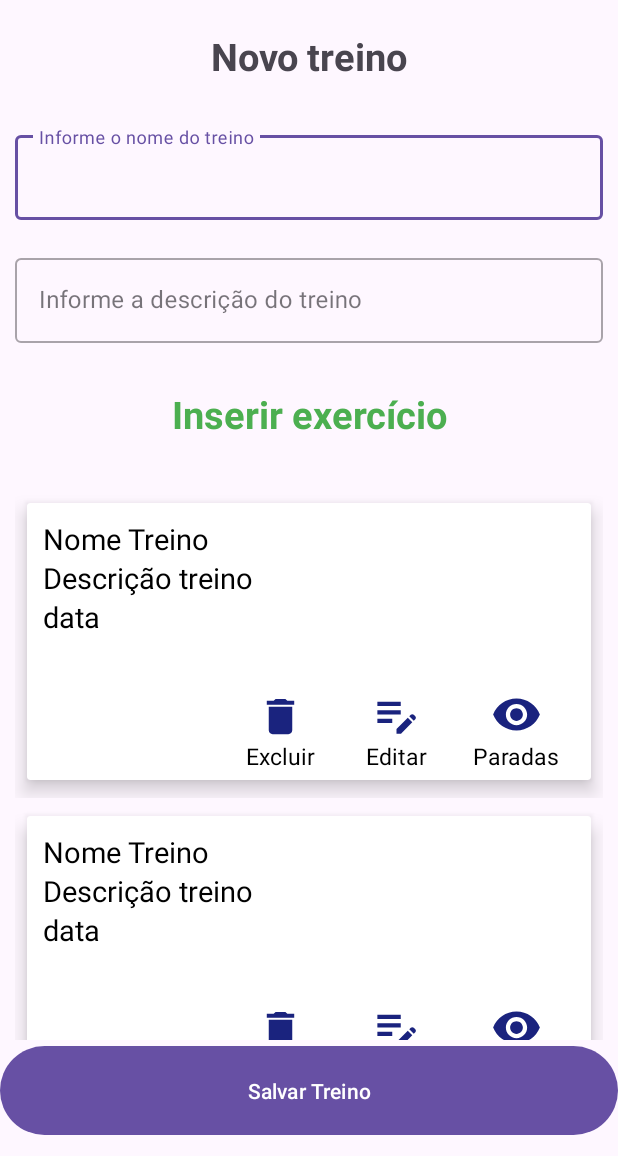
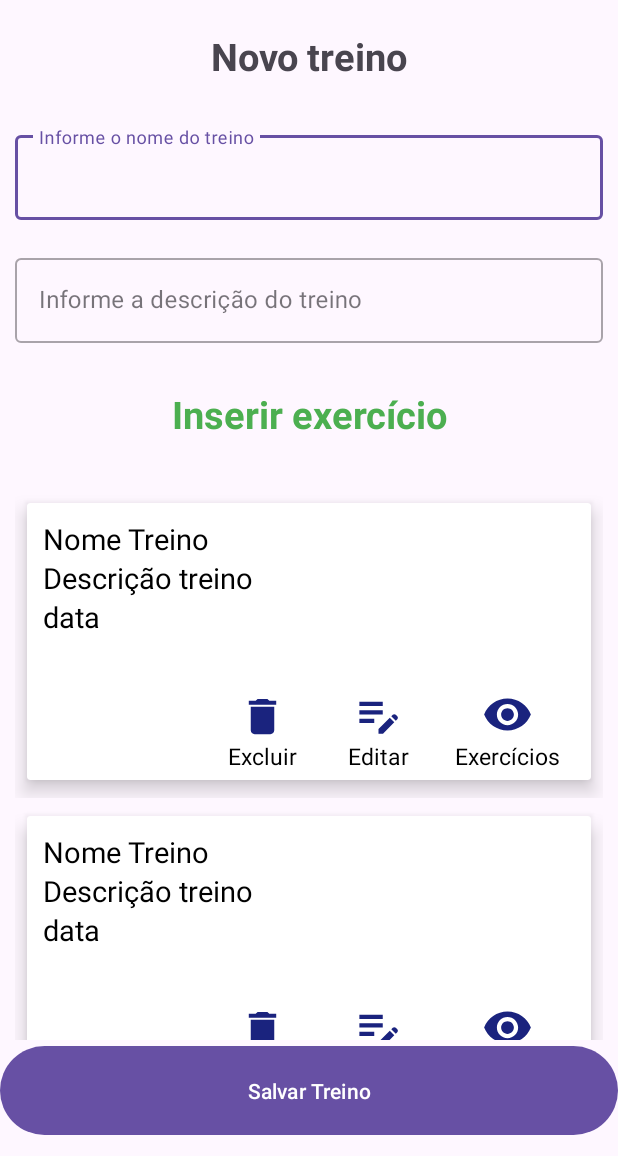
Before and after one commit to luizsfl/MyTrainingProj, an Android app: the layout fragment_new_traning.xml on its own in the app's theme, with its tools: preview values and no code run, on a phone screen of 412 x 824 dp, the part 80-1236 px from its top. Run offline under Robolectric (Android 15) with nearby library versions, the phone set to English and light mode, and no system bars.

Commit message:
Ajuste no layout e novas string

```diff
--- a/app/src/main/java/com/gym/mytraining/presentation/traning/TrainingFragment.kt
+++ b/app/src/main/java/com/gym/mytraining/presentation/traning/TrainingFragment.kt
@@ -18,6 +18,7 @@ import com.gym.mytraining.R
 import com.gym.mytraining.databinding.FragmentTraningBinding
 import com.gym.mytraining.domain.model.Training
 import com.gym.mytraining.presentation.adapter.TrainingAdapter
+import com.gym.mytraining.presentation.newTraning.NewTrainingFragment
 import com.gym.mytraining.presentation.viewState.ViewStateTraining
 import org.koin.androidx.viewmodel.ext.android.viewModel
 
@@ -98,8 +99,8 @@ class TrainingFragment : Fragment() {
         }
 
         rotaAdapter.onItemClickEditar = {
-//            val action =  ListaEntregaRotaFragmentDirections.actionListaEntregaRotaFragmentToDadosVeiculoFragment(2,it)
-//            findNavController().navigate(action)
+            val action =  TrainingFragmentDirections.actionTraningFragmentToNewTraningFragment(it,NewTrainingFragment.TypeOperation.EDIT)
+            findNavController().navigate(action)
         }
 
         rotaAdapter.onItemClickExcluir = {
--- a/app/src/main/res/layout/fragment_exercise.xml
+++ b/app/src/main/res/layout/fragment_exercise.xml
@@ -82,7 +82,7 @@
             android:layout_marginTop="10dp"
             android:layout_marginStart="10dp"
             android:layout_marginEnd="10dp"
-            app:layout_constraintBottom_toTopOf="@+id/fa_new_entrega_rota"
+            app:layout_constraintBottom_toTopOf="@+id/fa_new_exercise"
             app:layout_constraintStart_toStartOf="parent"
             app:layout_constraintTop_toBottomOf="@+id/txt_titulo"
             tools:itemCount="5"
--- a/app/src/main/res/layout/fragment_new_traning.xml
+++ b/app/src/main/res/layout/fragment_new_traning.xml
@@ -54,10 +54,10 @@
             </androidx.constraintlayout.widget.ConstraintLayout>
 
             <TextView
-                android:id="@+id/textView"
+                android:id="@+id/tvTitleTraining"
                 android:layout_width="match_parent"
                 android:layout_height="wrap_content"
-                android:text="Novo treino"
+                android:text="@string/title_screen_training"
                 android:gravity="center"
                 android:textSize="25dp"
                 android:textStyle="bold"
@@ -78,7 +78,7 @@
                     android:id="@+id/tiNome"
                     android:layout_width="match_parent"
                     android:layout_height="wrap_content"
-                    android:hint="Informe o nome do treino"
+                    android:hint="@string/ti_hint_name_training"
                     android:inputType="text"
                     />
             </com.google.android.material.textfield.TextInputLayout>
@@ -87,7 +87,7 @@
                 android:layout_width="match_parent"
                 android:layout_height="wrap_content"
                 android:layout_margin="10dp"
-                android:hint="Informe a descrição do treino"
+                android:hint="@string/ti_hint_description_training"
                 style="@style/Widget.MaterialComponents.TextInputLayout.OutlinedBox">
 
                 <com.google.android.material.textfield.TextInputEditText
@@ -104,7 +104,7 @@
                 android:id="@+id/tv_insert_exercise"
                 android:layout_width="match_parent"
                 android:layout_height="wrap_content"
-                android:text="Inserir exercício"
+                android:text="@string/ti_insert_new_exercise"
                 android:gravity="center"
                 android:textSize="25dp"
                 android:textStyle="bold"
@@ -137,7 +137,7 @@
             app:layout_constraintBottom_toBottomOf="parent"
             android:layout_marginBottom="10dp"
             android:padding="20dp"
-            android:text="Salvar Treino"
+            tools:text="Salvar Treino"
             />
 
         <ImageView
@@ -145,8 +145,7 @@
             android:layout_width="match_parent"
             android:layout_height="wrap_content"
             android:background="@drawable/loading"
-            android:contentDescription="Carregamdp"
-            android:paddingStart="80dp"
+            android:contentDescription="@string/loading"
             android:layout_marginStart="20dp"
             android:visibility="gone"
             android:layout_marginEnd="20dp"
--- a/app/src/main/res/layout/item_training.xml
+++ b/app/src/main/res/layout/item_training.xml
@@ -2,7 +2,8 @@
 <androidx.constraintlayout.widget.ConstraintLayout xmlns:android="http://schemas.android.com/apk/res/android"
     xmlns:app="http://schemas.android.com/apk/res-auto"
     android:layout_width="match_parent"
-    android:layout_height="wrap_content">
+    android:layout_height="wrap_content"
+    xmlns:tools="http://schemas.android.com/tools">
 
     <androidx.cardview.widget.CardView
         app:cardUseCompatPadding="true"
@@ -45,21 +46,21 @@
                         android:id="@+id/title"
                         android:layout_width="match_parent"
                         android:layout_height="wrap_content"
-                        android:text="Nome Treino"
+                        tools:text="Nome Treino"
                         android:textColor="#000"
                         android:textSize="19sp" />
                     <TextView
                         android:id="@+id/description"
                         android:layout_width="match_parent"
                         android:layout_height="wrap_content"
-                        android:text="Descrição treino"
+                        tools:text="Descrição treino"
                         android:textColor="#000"
                         android:textSize="19sp" />
                     <TextView
                         android:id="@+id/date"
                         android:layout_width="match_parent"
                         android:layout_height="wrap_content"
-                        android:text="data"
+                        tools:text="data"
                         android:textColor="#000"
                         android:textSize="19sp" />
 
@@ -83,17 +84,19 @@
                         android:paddingStart="15dp"
                         android:paddingEnd="15dp"
                         >
+
                         <ImageView
                             android:id="@+id/iv_visualizar"
                             android:layout_width="34dp"
                             android:layout_height="34dp"
                             app:srcCompat="@drawable/ic_visibility_24"
-                            />
+                            android:contentDescription="@string/tv_exercise" />
+
                         <TextView
                             android:id="@+id/txt_visualizar"
                             android:layout_width="wrap_content"
                             android:layout_height="wrap_content"
-                            android:text="Paradas"
+                            android:text="@string/tv_exercise"
                             android:textColor="#000"
                             android:textSize="15sp" />
                     </LinearLayout>
@@ -114,14 +117,17 @@
                             android:layout_width="34dp"
                             android:layout_height="34dp"
                             app:srcCompat="@drawable/ic_edit_24"
+                            android:contentDescription="@string/tv_edite"
                             />
+
                         <TextView
                             android:id="@+id/txt_editar"
                             android:layout_width="wrap_content"
                             android:layout_height="wrap_content"
-                            android:text="Editar"
+                            android:text="@string/tv_edite"
                             android:textColor="#000"
                             android:textSize="15sp" />
+
                     </LinearLayout>
 
                     <LinearLayout
@@ -141,12 +147,14 @@
                             android:id="@+id/iv_excluir"
                             android:layout_width="34dp"
                             android:layout_height="31dp"
-                            app:srcCompat="@drawable/ic_baseline_delete_24" />
+                            app:srcCompat="@drawable/ic_baseline_delete_24"
+                            android:contentDescription="@string/tv_delete" />
+
                         <TextView
                             android:id="@+id/txt_excluir"
                             android:layout_width="wrap_content"
                             android:layout_height="wrap_content"
-                            android:text="Excluir"
+                            android:text="@string/tv_delete"
                             android:textColor="#000"
                             android:textSize="15sp" />
                     </LinearLayout>
--- a/app/src/main/res/values/strings.xml
+++ b/app/src/main/res/values/strings.xml
@@ -16,4 +16,19 @@
     <string name="confirm_delet">"Deseja realmente excluir %1$s? "</string>
     <string name="yes">Sim</string>
     <string name="no">Não</string>
+    <string name="bt_edit_training">Editar Treino</string>
+    <string name="bt_new_training">Cadastrar Treino</string>
+    <string name="title_screen_training">Novo treino</string>
+    <string name="title_edite_screen_training">Editar treino</string>
+    <string name="operation_success">Operação realizada com sucesso!!</string>
+    <string name="ok">OK</string>
+    <string name="bt_cancel_dialog">Cancela</string>
+    <string name="training_name_empty">Informe o nome do treino</string>
+    <string name="tv_exercise">Exercícios</string>
+    <string name="tv_delete">Excluir</string>
+    <string name="tv_edite">Editar</string>
+    <string name="ti_hint_name_training">Informe o nome do treino</string>
+    <string name="ti_hint_description_training">Informe a descrição do treino</string>
+    <string name="ti_insert_new_exercise">Inserir exercício</string>
+    <string name="loading">Carregando</string>
 </resources>
```
Also changed, not shown: app/src/main/java/com/gym/mytraining/presentation/newTraning/NewTrainingFragment.kt (+33 -36 lines), app/src/main/res/layout/item_exercise.xml (+12 -10 lines), app/src/main/res/navigation/nav_principal.xml (+4 -4 lines).
